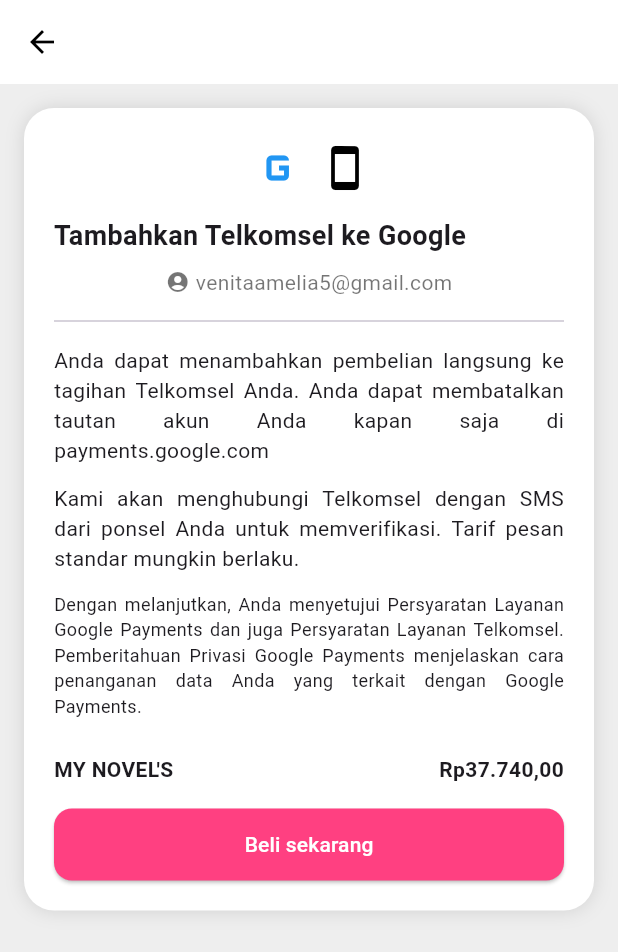
After one commit to Venita23/Tugas-Kelompok-1-DPM, a Flutter app: the TelkomselGooglePayment screen opened directly, on a phone screen of 412 x 824 dp. The commit adds this screen. Shown: the top 952 px of the screen. Run offline on Flutter 3.47's test engine with Material 3 defaults, Android fonts, the phone set to English and light mode, and no system bars.

Commit message:
Update payment dan langganan

```diff
--- /dev/null
+++ b/lib/payment.dart
@@ -0,0 +1,182 @@
+import 'package:flutter/material.dart';
+
+class TelkomselGooglePayment extends StatefulWidget {
+  const TelkomselGooglePayment({super.key});
+
+  @override
+  State<TelkomselGooglePayment> createState() =>
+      _TelkomselGooglePaymentState();
+}
+
+class _TelkomselGooglePaymentState extends State<TelkomselGooglePayment> {
+  bool showPasswordField = false;
+  bool passwordVisible = false;
+  final TextEditingController passwordController = TextEditingController();
+
+  @override
+  Widget build(BuildContext context) {
+    return Scaffold(
+      backgroundColor: Colors.grey.shade200,
+      resizeToAvoidBottomInset: true,
+      appBar: AppBar(
+        elevation: 0,
+        backgroundColor: Colors.white,
+        leading: IconButton(
+          icon: const Icon(Icons.arrow_back, color: Colors.black),
+          onPressed: () => Navigator.pop(context),
+        ),
+      ),
+      body: SingleChildScrollView(
+        padding: const EdgeInsets.all(16),
+        child: Column(
+          children: [
+            Container(
+              padding: const EdgeInsets.all(20),
+              decoration: BoxDecoration(
+                color: Colors.white,
+                borderRadius: BorderRadius.circular(20),
+                boxShadow: [
+                  BoxShadow(color: Colors.black12, blurRadius: 10),
+                ],
+              ),
+              child: Column(
+                crossAxisAlignment: CrossAxisAlignment.start,
+                children: [
+                  // Logo Google & Device
+                  Row(
+                    mainAxisAlignment: MainAxisAlignment.center,
+                    children: const [
+                      Icon(Icons.g_mobiledata, color: Colors.blue, size: 40),
+                      SizedBox(width: 8),
+                      Icon(Icons.smartphone, color: Colors.black, size: 32),
+                    ],
+                  ),
+                  const SizedBox(height: 12),
+
+                  const Text(
+                    "Tambahkan Telkomsel ke Google",
+                    style: TextStyle(fontSize: 18, fontWeight: FontWeight.bold),
+                    textAlign: TextAlign.center,
+                  ),
+                  const SizedBox(height: 8),
+
+                  const Row(
+                    mainAxisAlignment: MainAxisAlignment.center,
+                    children: [
+                      Icon(Icons.account_circle, size: 16, color: Colors.black54),
+                      SizedBox(width: 4),
+                      Text("venitaamelia5@gmail.com",
+                          style: TextStyle(color: Colors.black54)),
+                    ],
+                  ),
+
+                  const Divider(height: 32),
+
+                  const Text(
+                    "Anda dapat menambahkan pembelian langsung ke tagihan Telkomsel Anda. "
+                    "Anda dapat membatalkan tautan akun Anda kapan saja di payments.google.com",
+                    textAlign: TextAlign.justify,
+                  ),
+                  const SizedBox(height: 12),
+
+                  const Text(
+                    "Kami akan menghubungi Telkomsel dengan SMS dari ponsel Anda untuk memverifikasi. Tarif pesan standar mungkin berlaku.",
+                    textAlign: TextAlign.justify,
+                  ),
+                  const SizedBox(height: 12),
+
+                  // Input kata sandi
+                  if (showPasswordField) ...[
+                    const Align(
+                      alignment: Alignment.centerLeft,
+                      child: Text(
+                        "Kata sandi",
+                        style: TextStyle(color: Colors.grey),
+                      ),
+                    ),
+                    const SizedBox(height: 4),
+                    TextField(
+                      controller: passwordController,
+                      obscureText: !passwordVisible,
+                      decoration: InputDecoration(
+                        contentPadding: const EdgeInsets.symmetric(
+                            horizontal: 12, vertical: 12),
+                        filled: true,
+                        fillColor: Colors.pink.shade50,
+                        border: OutlineInputBorder(
+                          borderRadius: BorderRadius.circular(12),
+                          borderSide: BorderSide(color: Colors.pink.shade300),
+                        ),
+                        focusedBorder: OutlineInputBorder(
+                          borderRadius: BorderRadius.circular(12),
+                          borderSide: BorderSide(color: Colors.pink),
+                        ),
+                        suffixIcon: IconButton(
+                          icon: Icon(
+                            passwordVisible
+                                ? Icons.visibility
+                                : Icons.visibility_off,
+                            color: Colors.grey,
+                          ),
+                          onPressed: () {
+                            setState(() {
+                              passwordVisible = !passwordVisible;
+                            });
+                          },
+                        ),
+                      ),
+                    ),
+                    const SizedBox(height: 20),
+                  ],
+
+                  const Text(
+                    "Dengan melanjutkan, Anda menyetujui Persyaratan Layanan Google Payments dan juga Persyaratan Layanan Telkomsel. "
+                    "Pemberitahuan Privasi Google Payments menjelaskan cara penanganan data Anda yang terkait dengan Google Payments.",
+                    style: TextStyle(fontSize: 12),
+                    textAlign: TextAlign.justify,
+                  ),
+
+                  const SizedBox(height: 24),
+
+                  Row(
+                    mainAxisAlignment: MainAxisAlignment.spaceBetween,
+                    children: const [
+                      Text("MY NOVEL'S",
+                          style: TextStyle(fontWeight: FontWeight.bold)),
+                      Text("Rp37.740,00",
+                          style: TextStyle(fontWeight: FontWeight.bold)),
+                    ],
+                  ),
+
+                  const SizedBox(height: 16),
+
+                  SizedBox(
+                    width: double.infinity,
+                    child: ElevatedButton(
+                      style: ElevatedButton.styleFrom(
+                        backgroundColor: Colors.pinkAccent,
+                        shape: RoundedRectangleBorder(
+                          borderRadius: BorderRadius.circular(12),
+                        ),
+                        padding: const EdgeInsets.symmetric(vertical: 14),
+                      ),
+                      onPressed: () {
+                        setState(() {
+                          showPasswordField = true;
+                        });
+                      },
+                      child: const Text(
+                        "Beli sekarang",
+                        style: TextStyle(color: Colors.white),
+                      ),
+                    ),
+                  ),
+                ],
+              ),
+            ),
+          ],
+        ),
+      ),
+    );
+  }
+}
```
Also changed, not shown: lib/langganan.dart (+51 -65 lines).
